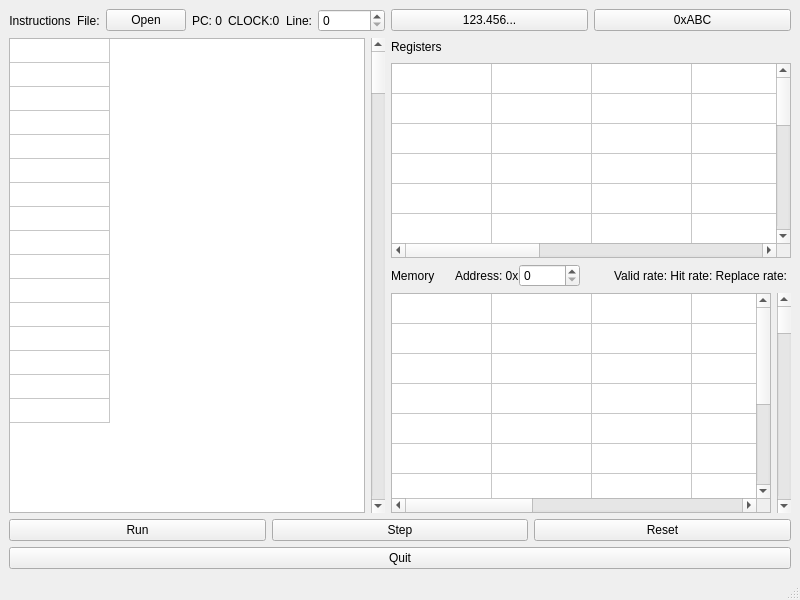
cpuex2021-1/simulator, file OreOre-V/mainwindow.ui: the form before one commit.
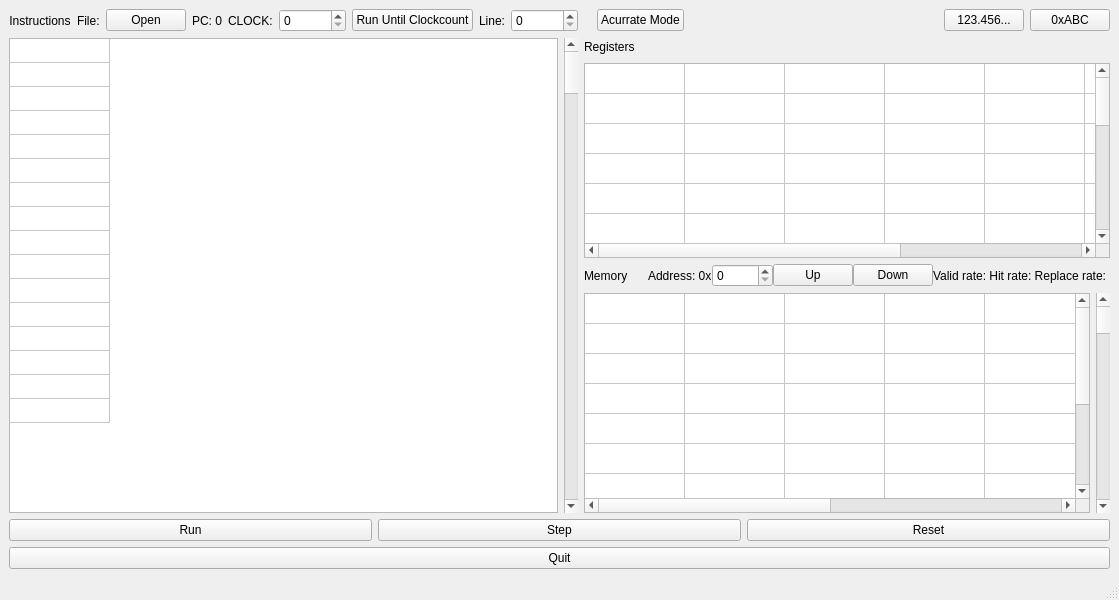
The form after the commit.

Commit message: Stall logic & ui fix

Diff of the .ui file:
```diff
--- a/OreOre-V/mainwindow.ui
+++ b/OreOre-V/mainwindow.ui
@@ -6,7 +6,7 @@
    <rect>
     <x>0</x>
     <y>0</y>
-    <width>800</width>
+    <width>966</width>
     <height>600</height>
    </rect>
   </property>
@@ -55,7 +55,21 @@
           <item>
            <widget class="QLabel" name="clk">
             <property name="text">
-             <string>CLOCK:0</string>
+             <string>CLOCK:</string>
+            </property>
+           </widget>
+          </item>
+          <item>
+           <widget class="QSpinBox" name="ClockSpin">
+            <property name="maximum">
+             <number>999999999</number>
+            </property>
+           </widget>
+          </item>
+          <item>
+           <widget class="QPushButton" name="pushButton_5">
+            <property name="text">
+             <string>Run Until Clockcount</string>
             </property>
            </widget>
           </item>
@@ -147,6 +161,33 @@
        <layout class="QVBoxLayout" name="verticalLayout_3">
         <item>
          <layout class="QHBoxLayout" name="horizontalLayout_2">
+          <item>
+           <widget class="QLabel" name="label_7">
+            <property name="text">
+             <string/>
+            </property>
+           </widget>
+          </item>
+          <item>
+           <widget class="QPushButton" name="SimulatorModeButton">
+            <property name="text">
+             <string>Acurrate Mode</string>
+            </property>
+           </widget>
+          </item>
+          <item>
+           <spacer name="horizontalSpacer_4">
+            <property name="orientation">
+             <enum>Qt::Horizontal</enum>
+            </property>
+            <property name="sizeHint" stdset="0">
+             <size>
+              <width>40</width>
+              <height>20</height>
+             </size>
+            </property>
+           </spacer>
+          </item>
           <item>
            <widget class="QPushButton" name="pushButton_7">
             <property name="text">
@@ -247,7 +288,7 @@
          </layout>
         </item>
         <item>
-         <layout class="QHBoxLayout" name="horizontalLayout_5" stretch="0,0,0,0,0,0">
+         <layout class="QHBoxLayout" name="horizontalLayout_5" stretch="0,0,0,0,0,0,0,0,0,0">
           <property name="spacing">
            <number>0</number>
           </property>
@@ -275,6 +316,46 @@
             </property>
            </widget>
           </item>
+          <item>
+           <spacer name="horizontalSpacer_6">
+            <property name="orientation">
+             <enum>Qt::Horizontal</enum>
+            </property>
+            <property name="sizeHint" stdset="0">
+             <size>
+              <width>40</width>
+              <height>20</height>
+             </size>
+            </property>
+           </spacer>
+          </item>
+          <item>
+           <widget class="QPushButton" name="memUpButton">
+            <property name="text">
+             <string>Up</string>
+            </property>
+           </widget>
+          </item>
+          <item>
+           <widget class="QPushButton" name="memDownButton">
+            <property name="text">
+             <string>Down</string>
+            </property>
+           </widget>
+          </item>
+          <item>
+           <spacer name="horizontalSpacer_5">
+            <property name="orientation">
+             <enum>Qt::Horizontal</enum>
+            </property>
+            <property name="sizeHint" stdset="0">
+             <size>
+              <width>40</width>
+              <height>20</height>
+             </size>
+            </property>
+           </spacer>
+          </item>
           <item>
            <spacer name="horizontalSpacer">
             <property name="orientation">
@@ -411,6 +492,9 @@
           </item>
           <item>
            <widget class="QScrollBar" name="MemScrollBar">
+            <property name="pageStep">
+             <number>1</number>
+            </property>
             <property name="orientation">
              <enum>Qt::Vertical</enum>
             </property>
```
The commit also changes 6 other files.
